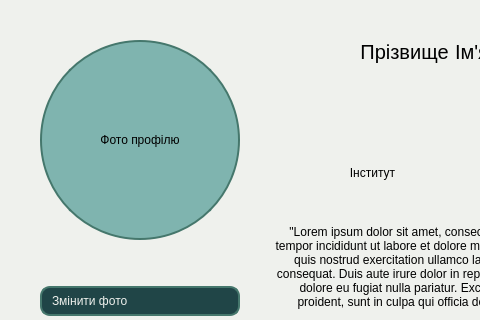
Before: the Qt Designer form studly/userAccount/userAccountStudent.ui in MykytaKa/MVP_Studly_Product, drawn with Qt 5; both pictures show x 0 to 480 and y 0 to 320 of the 737 by 454 pixel window.
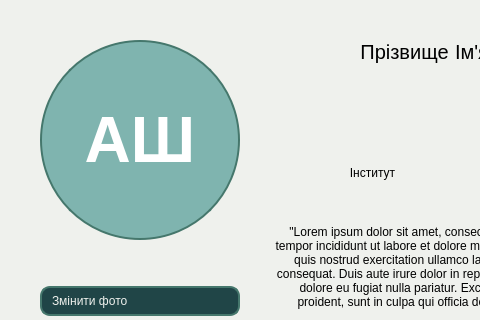
After: the same form once the commit is applied. Icons and pictures are not drawn.

```diff
--- a/studly/userAccount/userAccountStudent.ui
+++ b/studly/userAccount/userAccountStudent.ui
@@ -405,15 +405,22 @@
                 <height>200</height>
                </size>
               </property>
+              <property name="font">
+               <font>
+                <pointsize>48</pointsize>
+                <bold>true</bold>
+               </font>
+              </property>
               <property name="styleSheet">
                <string notr="true">border-style: solid;
 border-width: 2px;
 border-color: rgb(69, 119, 108);
 border-radius: 100%;
-background-color: rgb(127, 180, 175);</string>
+background-color: rgb(127, 180, 175);
+color: rgb(255, 255, 255);</string>
               </property>
               <property name="text">
-               <string>Фото профілю</string>
+               <string>АШ</string>
               </property>
               <property name="alignment">
                <set>Qt::AlignCenter</set>
```
